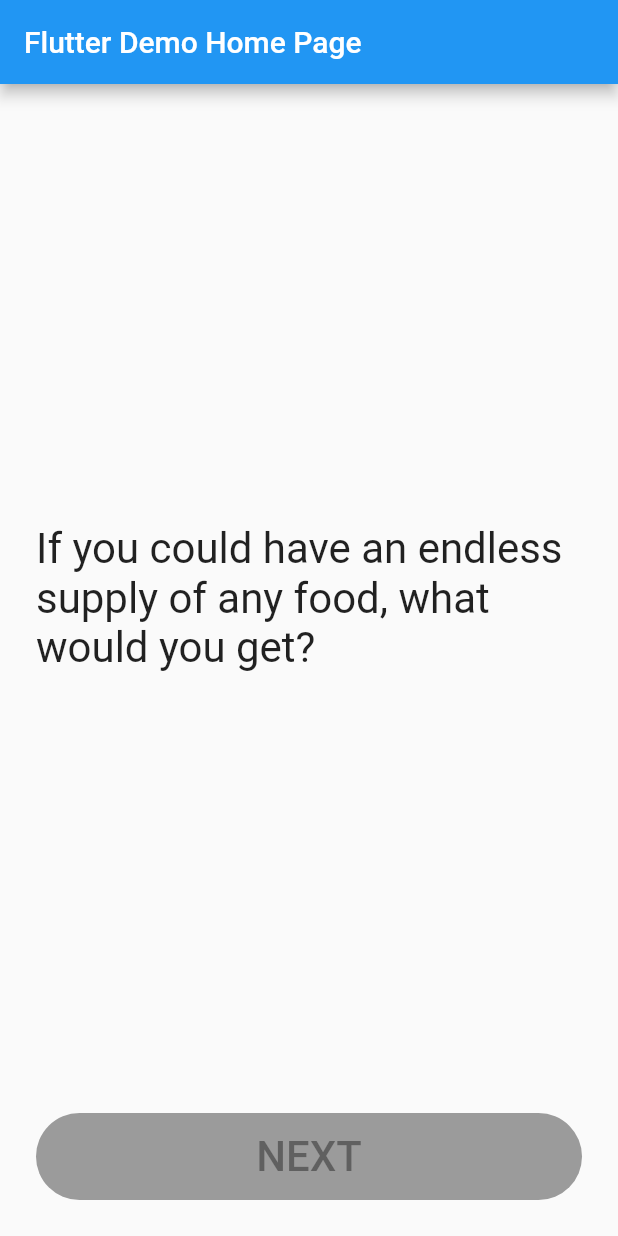
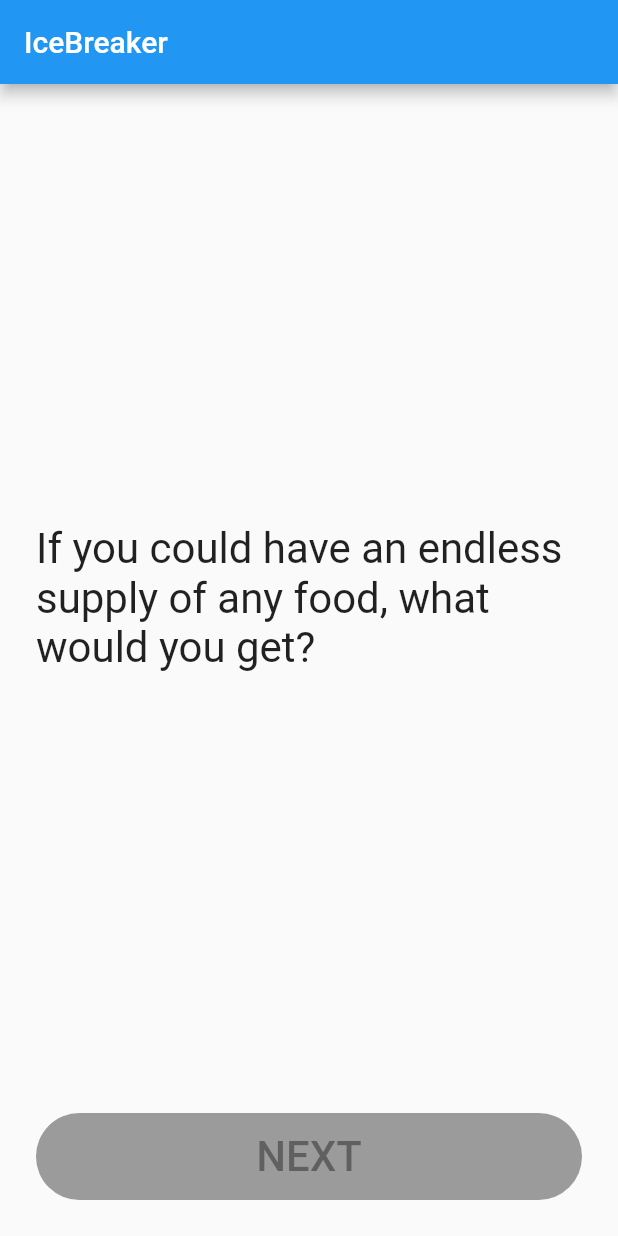
Before and after one commit to aroussie-zz/Icebreaker, a Flutter app: the screen it shows after launch, on a phone screen of 412 x 824 dp. Run offline on Flutter 3.47's test engine with Material 2 defaults, Android fonts, the phone set to English and light mode, and no system bars.

Commit message:
Stack implemented

```diff
--- a/lib/main.dart
+++ b/lib/main.dart
@@ -1,4 +1,3 @@
-import 'package:challenge/questionPage.dart';
 import 'package:flutter/material.dart';
 
 void main() => runApp(MyApp());
@@ -12,38 +11,69 @@ class MyApp extends StatelessWidget {
       theme: ThemeData(
         primarySwatch: Colors.blue,
       ),
-      home: MyHomePage(title: 'Flutter Demo Home Page'),
+      home: MyHomePage(),
     );
   }
 }
 
 class MyHomePage extends StatefulWidget {
-  MyHomePage({Key key, this.title}) : super(key: key);
-
-  final String title;
-
   @override
   _MyHomePageState createState() => _MyHomePageState();
 }
 
 class _MyHomePageState extends State<MyHomePage> {
-  int _counter = 0;
+  final GlobalKey<AnimatedListState> _listKey = GlobalKey();
 
-  void _incrementCounter() {
-    setState(() {
-      _counter++;
-    });
-  }
+  List<String> questions = [
+    "If you could have an endless supply of any food, what would you get?"
+  ];
 
   @override
   Widget build(BuildContext context) {
+    return Scaffold(
+        appBar: AppBar(
+          title: Text("IceBreaker"),
+        ),
+        body: Stack(
+      children: questions.map((question) {
+        return buildQuestion(question);
+    }).toList()));
+  }
 
-    return Scaffold(
-      appBar: AppBar(
-
-        title: Text(widget.title),
-      ),
-      body: QuestionPage()
-    );
+  Widget buildQuestion(String question) {
+      return Padding(
+        padding: const EdgeInsets.fromLTRB(24,0,24,24),
+        child: Column(
+          mainAxisAlignment: MainAxisAlignment.spaceBetween,
+          mainAxisSize: MainAxisSize.max,
+          children: <Widget>[
+            Expanded(child:
+            Center(
+              child: Text(
+                question,
+                textScaleFactor: 2,
+              ),
+            )),
+            Container(
+              alignment: Alignment.bottomCenter,
+              child: RaisedButton(
+                  child: SizedBox(
+                    height: 58,
+                    width: double.infinity,
+                    child: Center(
+                      child: Text(
+                        "NEXT",
+                        textAlign: TextAlign.center,
+                        textScaleFactor: 2.0,
+                      ),
+                    ),
+                  ),
+                  shape: RoundedRectangleBorder(
+                      borderRadius: BorderRadius.all(Radius.circular(29))),
+                ),
+              ),
+          ],
+    ),
+      );
   }
 }
--- a/lib/questionPage.dart
+++ /dev/null
@@ -1,53 +0,0 @@
-import 'package:flutter/material.dart';
-import 'package:flutter/widgets.dart';
-
-class QuestionPage extends StatefulWidget {
-  @override
-  QuestionState createState() {
-    return QuestionState();
-  }
-}
-
-class QuestionState extends State<QuestionPage> {
-  @override
-  Widget build(BuildContext context) {
-    return Scaffold(
-      appBar: null,
-      body: Column(
-        mainAxisAlignment: MainAxisAlignment.spaceBetween,
-        mainAxisSize: MainAxisSize.max,
-        children: <Widget>[
-          Expanded(
-            child: Padding(
-              padding: const EdgeInsets.fromLTRB(24.0,0,24.0,0),
-              child: Center(
-                child: Text(
-                  "If you could have an endless supply of any food, what would you get?",
-                  textScaleFactor: 2,
-                ),
-              ),
-            ),
-          ),
-          Container(
-            child: Padding(
-              padding: const EdgeInsets.fromLTRB(24,0,24,24),
-              child: RaisedButton(
-                child: SizedBox(
-                  height: 58,
-                  width: double.infinity,
-                  child: Center(
-                    child: Text("NEXT",
-                    textAlign: TextAlign.center,
-                    textScaleFactor: 2.0,),
-                  ),
-                ),
-                shape: RoundedRectangleBorder(
-                    borderRadius: BorderRadius.all(Radius.circular(29))),
-              ),
-            ),
-          )
-        ],
-      ),
-    );
-  }
-}
```
